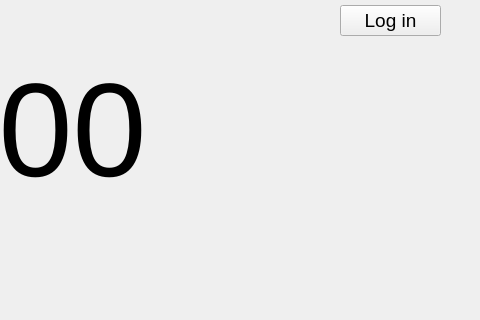
TmT4elovek/Everyday-Application, file UI/main.ui: the form before one commit; both pictures show x 520 to 1000 and y 0 to 320 of the 1000 by 600 pixel window.
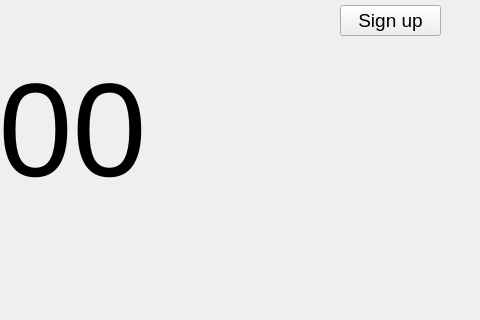
The form after the commit.

What changed in the file:
```diff
--- a/UI/main.ui
+++ b/UI/main.ui
@@ -113,7 +113,7 @@
      </font>
     </property>
     <property name="text">
-     <string>Log in</string>
+     <string>Sign up</string>
     </property>
    </widget>
   </widget>
```
Left out of the diff: 4 changed lines with no effect on the pictures.
